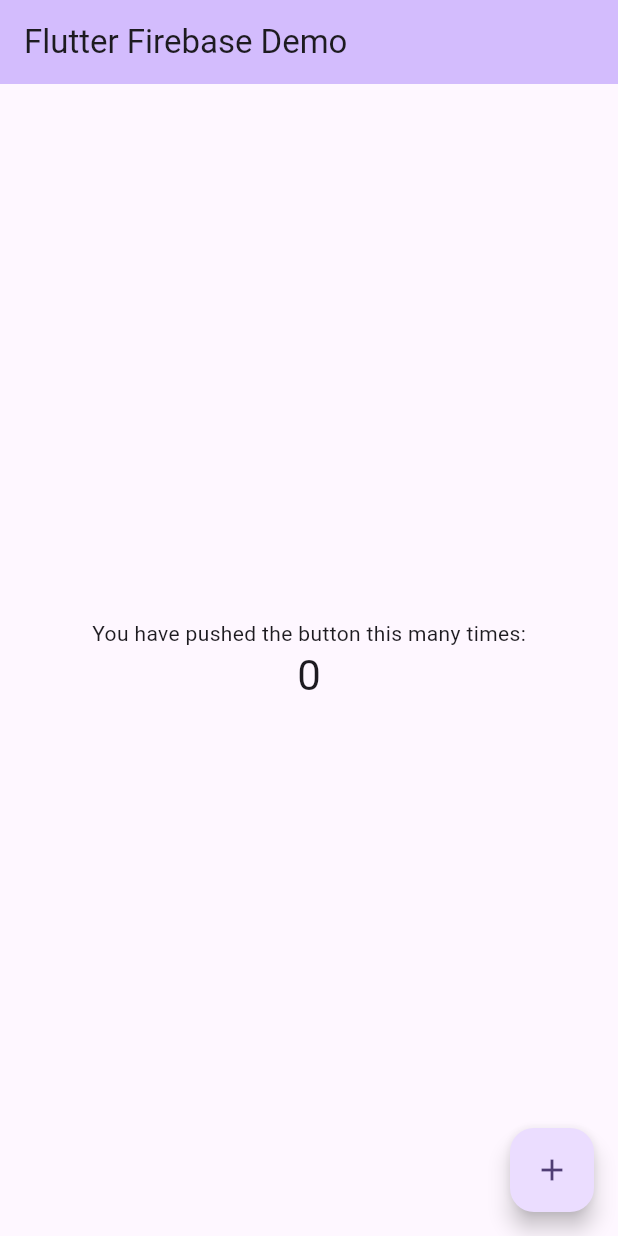
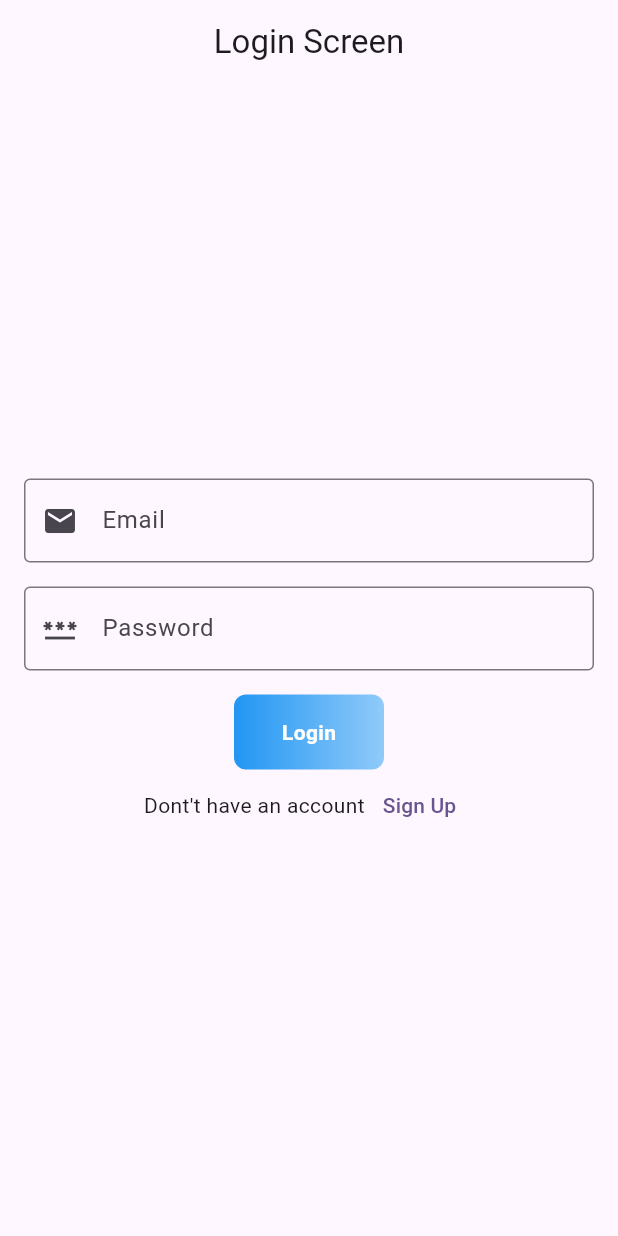
Before and after one commit to paulpriyam/flutter_firebase_app, a Flutter app: the screen it shows after launch, on a phone screen of 412 x 824 dp. Run offline on Flutter 3.47's test engine with Material 2 defaults, Android fonts, the phone set to English and light mode, and no system bars; our stand-ins replace firebase_core; accounts and stored records are empty.

Commit message:
added login and sign up screen

```diff
--- a/lib/main.dart
+++ b/lib/main.dart
@@ -1,12 +1,15 @@
+import 'package:firebase_core/firebase_core.dart';
 import 'package:flutter/material.dart';
+import 'package:flutter_firebase/ui/splash_screen.dart';
 
-void main() {
+void main() async {
+  WidgetsFlutterBinding.ensureInitialized();
+  Firebase.initializeApp();
   runApp(const MyApp());
 }
 
 class MyApp extends StatelessWidget {
   const MyApp({super.key});
-
 
   @override
   Widget build(BuildContext context) {
@@ -17,54 +20,7 @@ class MyApp extends StatelessWidget {
         colorScheme: ColorScheme.fromSeed(seedColor: Colors.deepPurple),
         useMaterial3: true,
       ),
-      home: const MyHomePage(title: 'Flutter Firebase Demo'),
+      home: const SplashScreen(),
     );
   }
 }
-
-class MyHomePage extends StatefulWidget {
-  const MyHomePage({super.key, required this.title});
-  final String title;
-
-  @override
-  State<MyHomePage> createState() => _MyHomePageState();
-}
-
-class _MyHomePageState extends State<MyHomePage> {
-  int _counter = 0;
-
-  void _incrementCounter() {
-    setState(() {
-      _counter++;
-    });
-  }
-
-  @override
-  Widget build(BuildContext context) {
-    return Scaffold(
-      appBar: AppBar(
-        backgroundColor: Theme.of(context).colorScheme.inversePrimary,
-        title: Text(widget.title),
-      ),
-      body: Center(
-        child: Column(
-          mainAxisAlignment: MainAxisAlignment.center,
-          children: <Widget>[
-            const Text(
-              'You have pushed the button this many times:',
-            ),
-            Text(
-              '$_counter',
-              style: Theme.of(context).textTheme.headlineMedium,
-            ),
-          ],
-        ),
-      ),
-      floatingActionButton: FloatingActionButton(
-        onPressed: _incrementCounter,
-        tooltip: 'Increment',
-        child: const Icon(Icons.add),
-      ),
-    );
-  }
-}
--- /dev/null
+++ b/lib/ui/login_screen.dart
@@ -0,0 +1,148 @@
+import 'package:flutter/material.dart';
+import 'package:flutter_firebase/ui/sign_up.dart';
+
+class LoginScreen extends StatefulWidget {
+  const LoginScreen({super.key});
+
+  @override
+  State<LoginScreen> createState() => _LoginScreenState();
+}
+
+class _LoginScreenState extends State<LoginScreen> {
+  final _formKey = GlobalKey<FormState>();
+  var emailController = TextEditingController();
+  var passwordController = TextEditingController();
+  @override
+  void dispose() {
+    emailController.dispose();
+    passwordController.dispose();
+    super.dispose();
+  }
+
+  @override
+  Widget build(BuildContext context) {
+    return Scaffold(
+      appBar: AppBar(
+        centerTitle: true,
+        automaticallyImplyLeading: false,
+        title: const Text(
+          "Login Screen",
+        ),
+      ),
+      body: Center(
+        child: Column(
+          mainAxisAlignment: MainAxisAlignment.center,
+          crossAxisAlignment: CrossAxisAlignment.center,
+          children: [
+            Form(
+                key: _formKey,
+                child: Column(
+                  children: [
+                    CustomTextField(
+                      myController: emailController,
+                      labelText: "Email",
+                      hintText: "Enter Email Here",
+                      isPassword: false,
+                      validate: (value) {
+                        if (value!.isEmpty) {
+                          return "Email is empty";
+                        }
+                        return null;
+                      },
+                    ),
+                    const SizedBox(
+                      height: 16,
+                    ),
+                    CustomTextField(
+                      myController: passwordController,
+                      labelText: "Password",
+                      hintText: "Enter Passowrd ",
+                      isPassword: true,
+                      validate: (value) {
+                        if (value!.isEmpty) {
+                          return "Password is empty";
+                        }
+                        return null;
+                      },
+                    ),
+                  ],
+                )),
+            const SizedBox(
+              height: 16,
+            ),
+            InkWell(
+              onTap: () {
+                if (_formKey.currentState!.validate()) {}
+              },
+              child: Container(
+                padding: const EdgeInsets.symmetric(horizontal: 16),
+                height: 50,
+                width: 100,
+                alignment: Alignment.center,
+                decoration: BoxDecoration(
+                    borderRadius: BorderRadius.circular(8),
+                    gradient: LinearGradient(
+                        colors: [Colors.blue, Colors.blue.shade200])),
+                child: const Text(
+                  "Login",
+                  style: TextStyle(
+                      color: Colors.white, fontWeight: FontWeight.bold),
+                ),
+              ),
+            ),
+            Row(
+              mainAxisAlignment: MainAxisAlignment.center,
+              children: [
+                const Text("Dont't have an account"),
+                TextButton(
+                    onPressed: () {
+                      Navigator.push(
+                          context,
+                          MaterialPageRoute(
+                              builder: (context) => SignUpScreen()));
+                    },
+                    child: const Text("Sign Up"))
+              ],
+            )
+          ],
+        ),
+      ),
+    );
+  }
+}
+
+class CustomTextField extends StatelessWidget {
+  CustomTextField(
+      {super.key,
+      required this.myController,
+      required this.labelText,
+      required this.hintText,
+      required this.isPassword,
+      required this.validate});
+
+  final TextEditingController myController;
+  final String labelText;
+  final String hintText;
+  final bool isPassword;
+  String? Function(String?) validate;
+
+  @override
+  Widget build(BuildContext context) {
+    return Padding(
+      padding: const EdgeInsets.symmetric(horizontal: 16),
+      child: TextFormField(
+        validator: validate,
+        obscureText: isPassword ? true : false,
+        controller: myController,
+        decoration: InputDecoration(
+            prefixIcon: isPassword
+                ? const Icon(Icons.password)
+                : const Icon(Icons.email),
+            hintText: hintText,
+            hintStyle: const TextStyle(color: Colors.grey),
+            labelText: labelText,
+            border: OutlineInputBorder(borderRadius: BorderRadius.circular(4))),
+      ),
+    );
+  }
+}
```
Also changed, not shown: lib/firebase_service/splash_service.dart (added, +14 -0 lines), lib/ui/sign_up.dart (added, +147 -0 lines), lib/ui/splash_screen.dart (added, +25 -0 lines).
